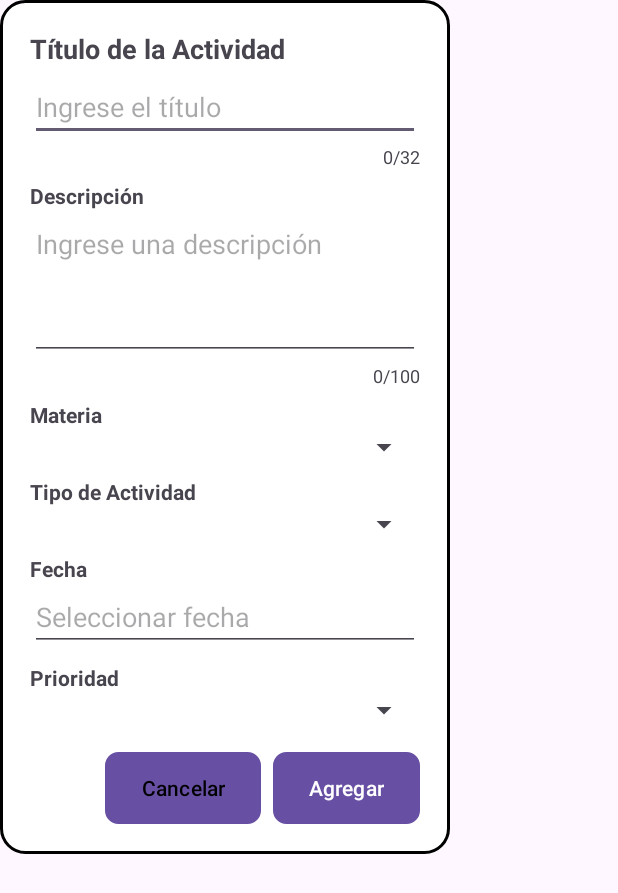
After one commit to Carlos-Alvarenga721/Proyecto_Moviles, an Android app: the layout modal_agregar_actividad.xml on its own in the app's theme, with its tools: preview values and no code run, on a phone screen of 412 x 824 dp. The commit adds this screen. Shown: the top 893 px of the screen. Run offline under Robolectric (Android 15) with nearby library versions, the phone set to English and light mode, and no system bars.

Commit message:
Agregar modal para añadir actividades

```diff
--- a/app/src/main/java/com/example/proyecto_kotlin_dsm/ActivitiesActivity.kt
+++ b/app/src/main/java/com/example/proyecto_kotlin_dsm/ActivitiesActivity.kt
@@ -1,8 +1,19 @@
 package com.example.proyecto_kotlin_dsm
 
+import android.app.DatePickerDialog
+import android.app.Dialog
+import android.content.Intent
 import android.os.Bundle
+import android.text.Editable
+import android.text.TextWatcher
 import android.view.Menu
 import android.view.MenuItem
+import android.view.ViewGroup
+import android.widget.ArrayAdapter
+import android.widget.Button
+import android.widget.EditText
+import android.widget.Spinner
+import android.widget.TextView
 import androidx.activity.enableEdgeToEdge
 import androidx.appcompat.app.AppCompatActivity
 import androidx.appcompat.widget.Toolbar
@@ -14,6 +25,8 @@ import com.example.proyecto_kotlin_dsm.activitiesAdapter.Actividad
 import com.example.proyecto_kotlin_dsm.activitiesAdapter.ActividadAdapter
 import com.example.proyecto_kotlin_dsm.activitiesAdapter.Evaluacion
 import com.example.proyecto_kotlin_dsm.activitiesAdapter.EvaluacionAdapter
+import com.google.android.material.floatingactionbutton.FloatingActionButton
+import java.util.Calendar
 
 class ActivitiesActivity : AppCompatActivity() {
     override fun onCreate(savedInstanceState: Bundle?) {
@@ -52,6 +65,74 @@ class ActivitiesActivity : AppCompatActivity() {
         )
 
         recyclerViewEvaluacion.adapter = EvaluacionAdapter(listaEvaluaciones)
+
+        // Boton agregar
+        val addButton = findViewById<FloatingActionButton>(R.id.fab_agregar)
+        addButton.setOnClickListener {
+            mostrarModalAgregarActividad()
+        }
+    }
+
+    private fun mostrarModalAgregarActividad() {
+        val dialogView = layoutInflater.inflate(R.layout.modal_agregar_actividad, null)
+        val dialog = Dialog(this)
+
+        dialog.setContentView(dialogView)
+        dialog.window?.setBackgroundDrawableResource(android.R.color.transparent)
+        dialog.window?.setLayout(
+            (resources.displayMetrics.widthPixels * 0.9).toInt(), // 90% del ancho de pantalla
+            ViewGroup.LayoutParams.WRAP_CONTENT
+        )
+        dialog.setCancelable(true)
+
+        // Inicializar elementos
+        val etTitulo = dialogView.findViewById<EditText>(R.id.etTitulo)
+        val contadorTitulo = dialogView.findViewById<TextView>(R.id.contadorTitulo)
+        etTitulo.addTextChangedListener(object : TextWatcher {
+            override fun afterTextChanged(s: Editable?) {
+                contadorTitulo.text = "${s?.length ?: 0}/32"
+            }
+
+            override fun beforeTextChanged(s: CharSequence?, start: Int, count: Int, after: Int) {}
+            override fun onTextChanged(s: CharSequence?, start: Int, before: Int, count: Int) {}
+        })
+
+        val etDescripcion = dialogView.findViewById<EditText>(R.id.etDescripcion)
+        val contadorDescripcion = dialogView.findViewById<TextView>(R.id.contadorDescripcion)
+        etDescripcion.addTextChangedListener(object : TextWatcher {
+            override fun afterTextChanged(s: Editable?) {
+                contadorDescripcion.text = "${s?.length ?: 0}/100"
+            }
+
+            override fun beforeTextChanged(s: CharSequence?, start: Int, count: Int, after: Int) {}
+            override fun onTextChanged(s: CharSequence?, start: Int, before: Int, count: Int) {}
+        })
+
+        // Spinner
+        val spinnerPrioridad = dialogView.findViewById<Spinner>(R.id.spinnerPrioridad)
+        val opciones = listOf("Alta", "Media", "Baja")
+        spinnerPrioridad.adapter = ArrayAdapter(this, android.R.layout.simple_spinner_dropdown_item, opciones)
+
+        // DatePicker
+        val etFecha = dialogView.findViewById<EditText>(R.id.etFecha)
+        etFecha.setOnClickListener {
+            val calendario = Calendar.getInstance()
+            DatePickerDialog(this, { _, y, m, d ->
+                etFecha.setText("$d/${m+1}/$y")
+            }, calendario.get(Calendar.YEAR), calendario.get(Calendar.MONTH), calendario.get(Calendar.DAY_OF_MONTH)).show()
+        }
+
+        // Botones
+        dialogView.findViewById<Button>(R.id.btnCancelar).setOnClickListener {
+            dialog.dismiss()
+        }
+        dialogView.findViewById<Button>(R.id.btnAgregar).setOnClickListener {
+            // lógica para agregar actividad
+            dialog.dismiss()
+        }
+
+        dialog.show()
+
     }
 
     override fun onCreateOptionsMenu(menu: Menu?): Boolean {
--- /dev/null
+++ b/app/src/main/res/drawable/bg_modal_con_borde.xml
@@ -0,0 +1,6 @@
+<shape xmlns:android="http://schemas.android.com/apk/res/android"
+    android:shape="rectangle">
+    <solid android:color="@android:color/white"/>
+    <stroke android:width="2dp" android:color="@android:color/black"/>
+    <corners android:radius="16dp"/>
+</shape>
--- /dev/null
+++ b/app/src/main/res/drawable/boton_agregar.xml
@@ -0,0 +1,5 @@
+<shape xmlns:android="http://schemas.android.com/apk/res/android">
+    <solid android:color="@android:color/black"/>
+    <stroke android:width="2dp" android:color="@android:color/black"/>
+    <corners android:radius="8dp"/>
+</shape>
--- /dev/null
+++ b/app/src/main/res/drawable/boton_cancelar.xml
@@ -0,0 +1,5 @@
+<shape xmlns:android="http://schemas.android.com/apk/res/android">
+    <solid android:color="@android:color/white"/>
+    <stroke android:width="2dp" android:color="@android:color/black"/>
+    <corners android:radius="8dp"/>
+</shape>
--- /dev/null
+++ b/app/src/main/res/layout/modal_agregar_actividad.xml
@@ -0,0 +1,146 @@
+<?xml version="1.0" encoding="utf-8"?>
+<ScrollView xmlns:android="http://schemas.android.com/apk/res/android"
+    android:layout_width="300dp"
+    android:layout_height="wrap_content"
+    android:background="@drawable/bg_modal_con_borde"
+    android:padding="20dp">
+
+    <LinearLayout
+        android:layout_width="match_parent"
+        android:layout_height="wrap_content"
+        android:orientation="vertical">
+
+        <!-- Título -->
+        <TextView
+            android:layout_width="match_parent"
+            android:layout_height="wrap_content"
+            android:text="Título de la Actividad"
+            android:textSize="18sp"
+            android:textStyle="bold"
+            android:paddingBottom="4dp"/>
+
+        <EditText
+            android:id="@+id/etTitulo"
+            android:layout_width="match_parent"
+            android:layout_height="wrap_content"
+            android:hint="Ingrese el título"
+            android:maxLength="32"
+            android:inputType="text"/>
+
+        <TextView
+            android:id="@+id/contadorTitulo"
+            android:layout_width="match_parent"
+            android:layout_height="wrap_content"
+            android:text="0/32"
+            android:gravity="end"
+            android:textSize="12sp"
+            android:paddingTop="2dp"
+            android:paddingBottom="8dp"/>
+
+        <!-- Descripción -->
+        <TextView
+            android:layout_width="match_parent"
+            android:layout_height="wrap_content"
+            android:text="Descripción"
+            android:textStyle="bold"/>
+
+        <EditText
+            android:id="@+id/etDescripcion"
+            android:layout_width="match_parent"
+            android:layout_height="100dp"
+            android:hint="Ingrese una descripción"
+            android:maxLength="100"
+            android:gravity="top"
+            android:inputType="textMultiLine"/>
+
+        <TextView
+            android:id="@+id/contadorDescripcion"
+            android:layout_width="match_parent"
+            android:layout_height="wrap_content"
+            android:text="0/100"
+            android:gravity="end"
+            android:textSize="12sp"
+            android:paddingTop="2dp"
+            android:paddingBottom="8dp"/>
+
+        <!-- Materia -->
+        <TextView
+            android:layout_width="match_parent"
+            android:layout_height="wrap_content"
+            android:text="Materia"
+            android:textStyle="bold"/>
+
+        <Spinner
+            android:id="@+id/spinnerMateria"
+            android:layout_width="match_parent"
+            android:layout_height="wrap_content"
+            android:layout_marginBottom="8dp"/>
+
+        <!-- Tipo de Actividad -->
+        <TextView
+            android:layout_width="match_parent"
+            android:layout_height="wrap_content"
+            android:text="Tipo de Actividad"
+            android:textStyle="bold"/>
+
+        <Spinner
+            android:id="@+id/spinnerTipo"
+            android:layout_width="match_parent"
+            android:layout_height="wrap_content"
+            android:layout_marginBottom="8dp"/>
+
+        <!-- Fecha -->
+        <TextView
+            android:layout_width="match_parent"
+            android:layout_height="wrap_content"
+            android:text="Fecha"
+            android:textStyle="bold"/>
+
+        <EditText
+            android:id="@+id/etFecha"
+            android:layout_width="match_parent"
+            android:layout_height="wrap_content"
+            android:focusable="false"
+            android:hint="Seleccionar fecha"
+            android:layout_marginBottom="8dp"/>
+
+        <!-- Prioridad -->
+        <TextView
+            android:layout_width="match_parent"
+            android:layout_height="wrap_content"
+            android:text="Prioridad"
+            android:textStyle="bold"/>
+
+        <Spinner
+            android:id="@+id/spinnerPrioridad"
+            android:layout_width="match_parent"
+            android:layout_height="wrap_content"
+            android:layout_marginBottom="16dp"/>
+
+        <!-- Botones -->
+        <LinearLayout
+            android:layout_width="match_parent"
+            android:layout_height="wrap_content"
+            android:orientation="horizontal"
+            android:gravity="end">
+
+            <Button
+                android:id="@+id/btnCancelar"
+                android:layout_width="wrap_content"
+                android:layout_height="wrap_content"
+                android:text="Cancelar"
+                android:textColor="@android:color/black"
+                android:background="@drawable/boton_cancelar"
+                android:layout_marginEnd="8dp"/>
+
+            <Button
+                android:id="@+id/btnAgregar"
+                android:layout_width="wrap_content"
+                android:layout_height="wrap_content"
+                android:text="Agregar"
+                android:textColor="@android:color/white"
+                android:background="@drawable/boton_agregar"/>
+        </LinearLayout>
+
+    </LinearLayout>
+</ScrollView>
--- a/gradle/libs.versions.toml
+++ b/gradle/libs.versions.toml
@@ -1,5 +1,5 @@
 [versions]
-agp = "8.8.0"
+agp = "8.9.2"
 firebaseBom = "33.12.0"
 kotlin = "2.1.0"
 coreKtx = "1.16.0"
```
